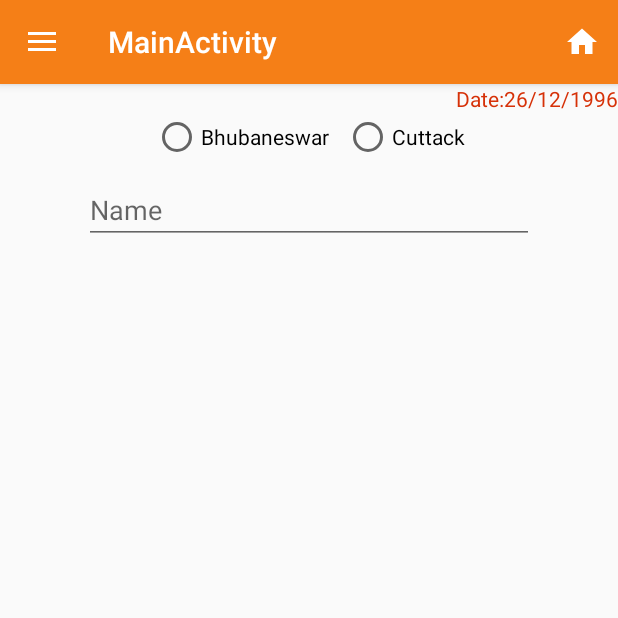
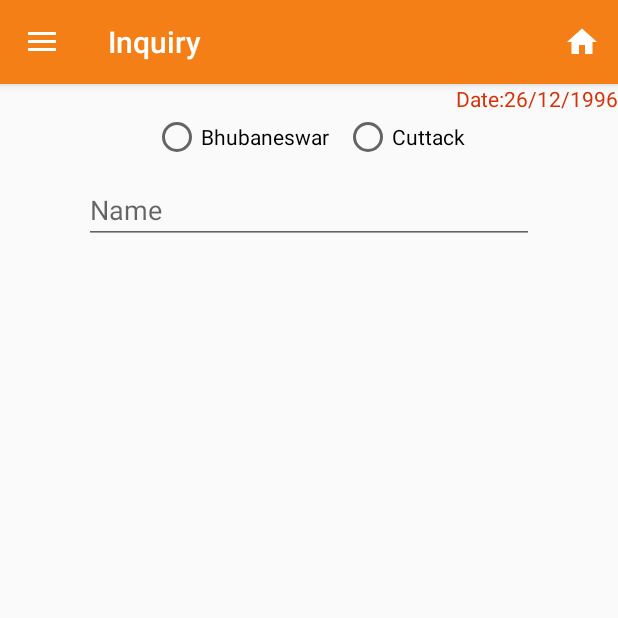
Before and after one commit to rk472/NewJT, an Android app: the fragment InquiryFragment placed in its activity, on a phone screen of 412 x 824 dp, the top half of it. Run offline under Robolectric (Android 15) with nearby library versions, the phone set to English and light mode, and no system bars.

Commit message:
Fragment Added

```diff
--- a/app/src/main/java/com/jt/javatechnocrat/InquiryFragment.java
+++ b/app/src/main/java/com/jt/javatechnocrat/InquiryFragment.java
@@ -2,21 +2,22 @@ package com.jt.javatechnocrat;
 
 import android.os.Bundle;
 import android.support.v4.app.Fragment;
+import android.support.v7.app.AppCompatActivity;
 import android.view.LayoutInflater;
 import android.view.View;
 import android.view.ViewGroup;
 
 public class InquiryFragment extends Fragment {
-    View mView;
+    private AppCompatActivity main;
+    private View root;
     @Override
     public View onCreateView(LayoutInflater inflater, ViewGroup container,
                              Bundle savedInstanceState) {
-        getActivity().getActionBar().setTitle("Inquiry");
+        main=(AppCompatActivity)getActivity();
+        main.getSupportActionBar().setTitle("Inquiry");
+        root=inflater.inflate(R.layout.fragment_inquiry, container, false);
+
         // Inflate the layout for this fragment
-        mView=inflater.inflate(R.layout.fragment_inquiry, container, false);
-
-        return mView;
+        return root;
     }
-
-
 }
--- a/app/src/main/res/layout/fragment_about.xml
+++ b/app/src/main/res/layout/fragment_about.xml
@@ -8,6 +8,7 @@
     <TextView
         android:layout_width="match_parent"
         android:layout_height="match_parent"
-        android:text="@string/hello_blank_fragment" />
+        android:textSize="20dp"
+        android:text="About" />
 
 </FrameLayout>
--- a/app/src/main/res/layout/fragment_batch.xml
+++ b/app/src/main/res/layout/fragment_batch.xml
@@ -8,6 +8,7 @@
     <TextView
         android:layout_width="match_parent"
         android:layout_height="match_parent"
-        android:text="@string/hello_blank_fragment" />
+        android:textSize="20dp"
+        android:text="Batch" />
 
 </FrameLayout>
--- a/app/src/main/res/layout/fragment_contact.xml
+++ b/app/src/main/res/layout/fragment_contact.xml
@@ -8,6 +8,7 @@
     <TextView
         android:layout_width="match_parent"
         android:layout_height="match_parent"
-        android:text="@string/hello_blank_fragment" />
+        android:text="Contact"
+        android:textSize="20dp"/>
 
 </FrameLayout>
--- a/app/src/main/res/layout/fragment_courses.xml
+++ b/app/src/main/res/layout/fragment_courses.xml
@@ -8,6 +8,7 @@
     <TextView
         android:layout_width="match_parent"
         android:layout_height="match_parent"
-        android:text="@string/hello_blank_fragment" />
+        android:text="Cources"
+        android:textSize="20dp"/>
 
 </FrameLayout>
--- a/app/src/main/res/layout/fragment_gallery.xml
+++ b/app/src/main/res/layout/fragment_gallery.xml
@@ -8,6 +8,7 @@
     <TextView
         android:layout_width="match_parent"
         android:layout_height="match_parent"
-        android:text="@string/hello_blank_fragment" />
+        android:text="Gallery"
+        android:textSize="20dp"/>
 
 </FrameLayout>
--- a/app/src/main/res/layout/fragment_home.xml
+++ b/app/src/main/res/layout/fragment_home.xml
@@ -8,6 +8,7 @@
     <TextView
         android:layout_width="match_parent"
         android:layout_height="match_parent"
-        android:text="@string/hello_blank_fragment" />
+        android:text="Home"
+        android:textSize="20dp"/>
 
 </FrameLayout>
--- a/app/src/main/res/layout/fragment_notice.xml
+++ b/app/src/main/res/layout/fragment_notice.xml
@@ -8,6 +8,7 @@
     <TextView
         android:layout_width="match_parent"
         android:layout_height="match_parent"
-        android:text="@string/hello_blank_fragment" />
+        android:text="Notice"
+        android:textSize="20dp"/>
 
 </FrameLayout>
--- a/app/src/main/res/layout/fragment_team.xml
+++ b/app/src/main/res/layout/fragment_team.xml
@@ -8,6 +8,7 @@
     <TextView
         android:layout_width="match_parent"
         android:layout_height="match_parent"
-        android:text="@string/hello_blank_fragment" />
+        android:text="Team"
+        android:textSize="20dp"/>
 
 </FrameLayout>
```
